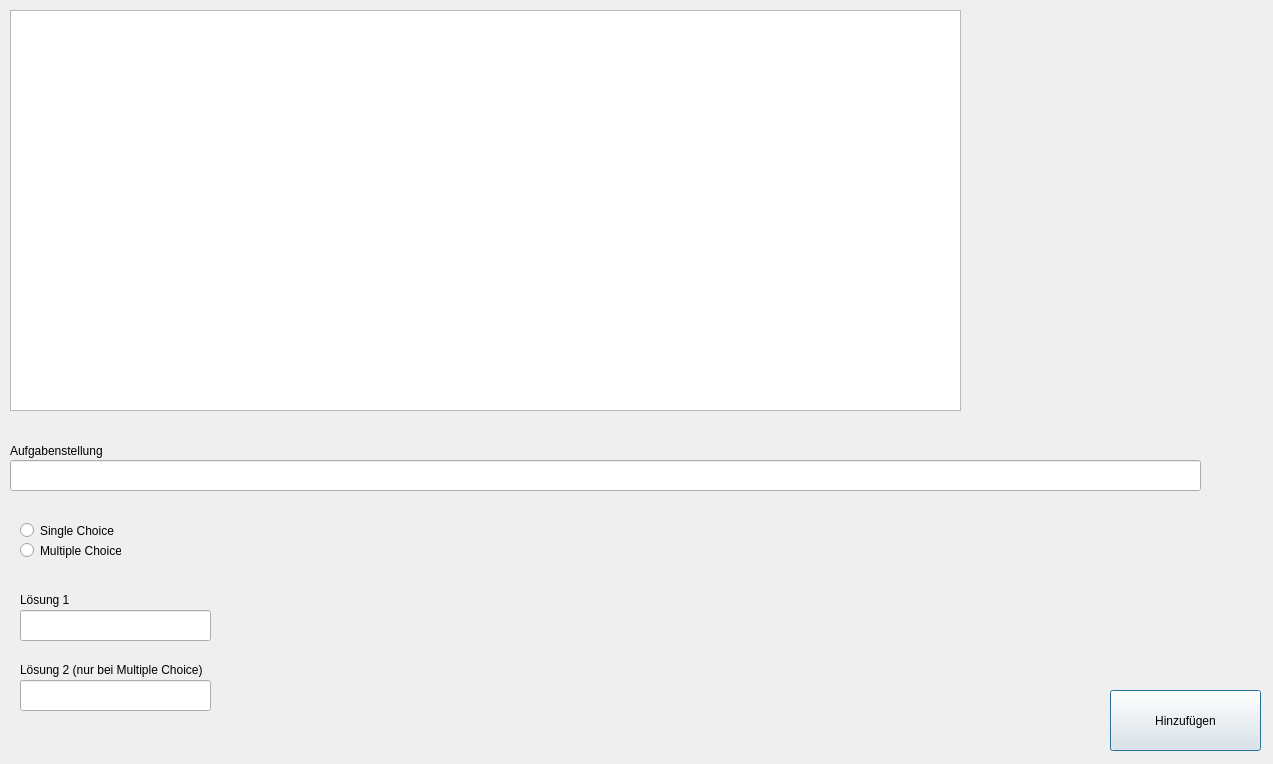
Before: the Qt Designer form choice.ui in anastasijabb/DatabaseGUI, drawn with Qt 5.
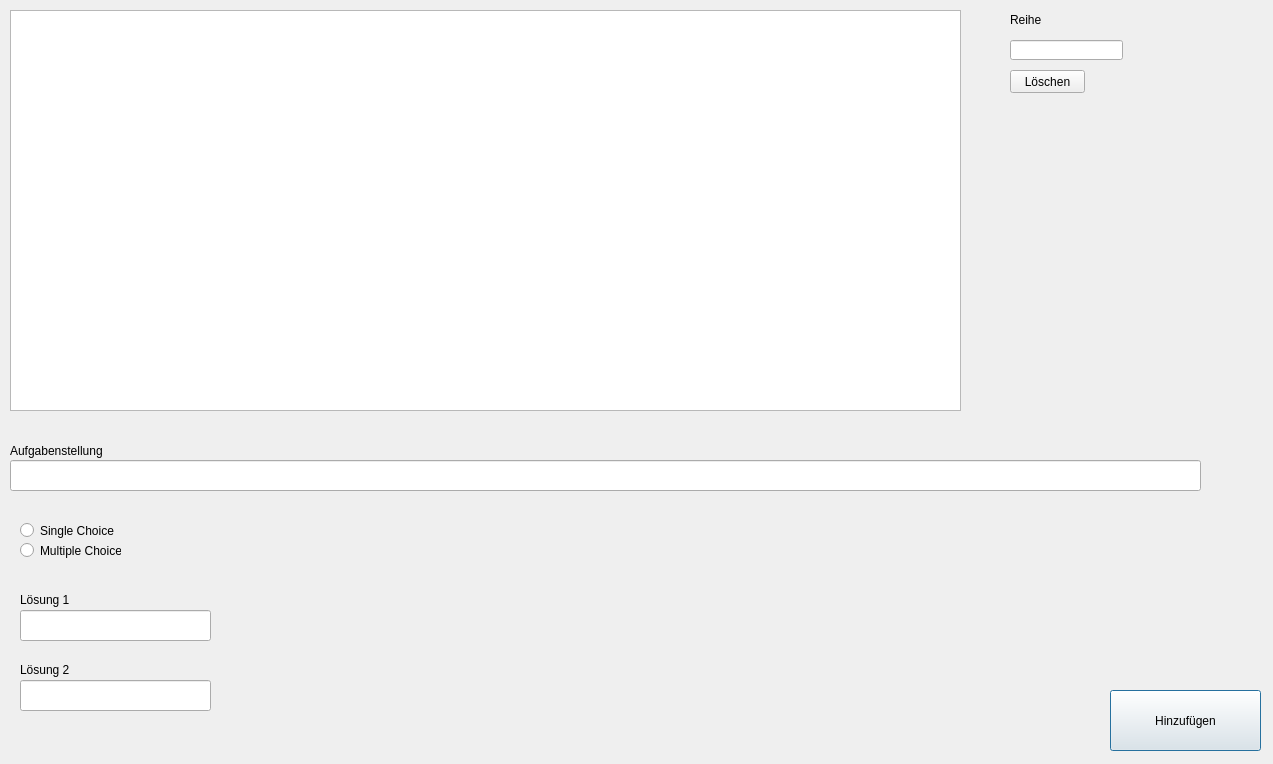
After: the same form once the commit is applied.

The edit to the form file:
```diff
--- a/choice.ui
+++ b/choice.ui
@@ -115,7 +115,7 @@
     </rect>
    </property>
    <property name="text">
-    <string>Lösung 2 (nur bei Multiple Choice)</string>
+    <string>Lösung 2</string>
    </property>
   </widget>
   <widget class="QPushButton" name="submit">
@@ -131,6 +131,42 @@
     <string>Hinzufügen</string>
    </property>
   </widget>
+  <widget class="QPushButton" name="pushButton_2">
+   <property name="geometry">
+    <rect>
+     <x>1010</x>
+     <y>70</y>
+     <width>75</width>
+     <height>23</height>
+    </rect>
+   </property>
+   <property name="text">
+    <string>Löschen</string>
+   </property>
+  </widget>
+  <widget class="QLineEdit" name="deleteRow">
+   <property name="geometry">
+    <rect>
+     <x>1010</x>
+     <y>40</y>
+     <width>113</width>
+     <height>20</height>
+    </rect>
+   </property>
+  </widget>
+  <widget class="QLabel" name="label_5">
+   <property name="geometry">
+    <rect>
+     <x>1010</x>
+     <y>10</y>
+     <width>51</width>
+     <height>20</height>
+    </rect>
+   </property>
+   <property name="text">
+    <string>Reihe</string>
+   </property>
+  </widget>
  </widget>
  <resources/>
  <connections/>
```
